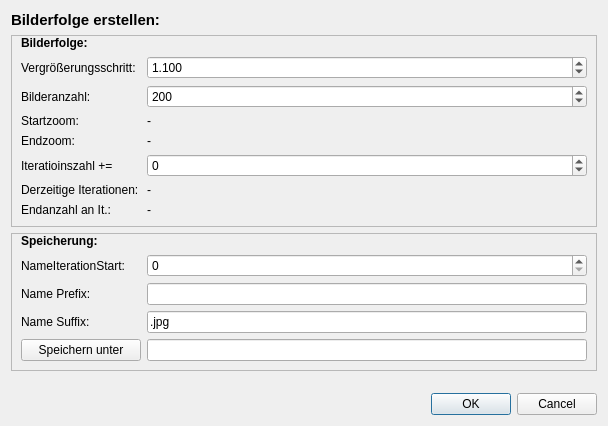
Old version of the form src/dialogimageserie.ui in the repository M4RKUS28/Fraktalgenerator.
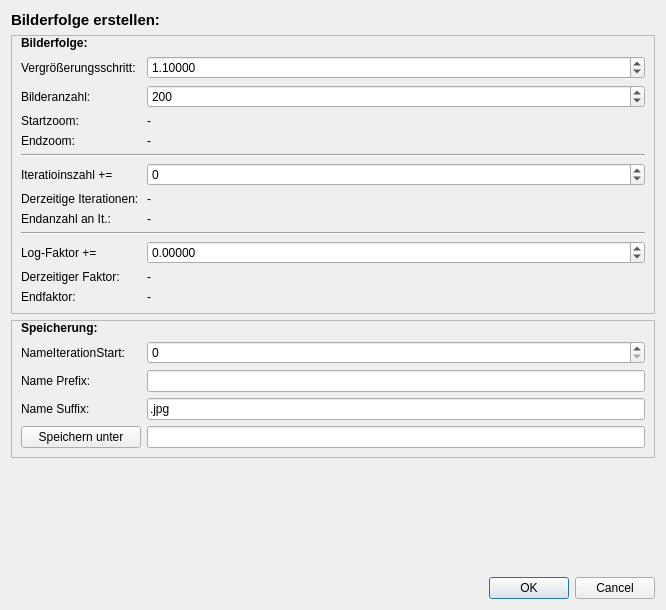
New version of the form.

Patch:
```diff
--- a/src/dialogimageserie.ui
+++ b/src/dialogimageserie.ui
@@ -6,8 +6,8 @@
    <rect>
     <x>0</x>
     <y>0</y>
-    <width>608</width>
-    <height>426</height>
+    <width>666</width>
+    <height>610</height>
    </rect>
   </property>
   <property name="windowTitle">
@@ -39,54 +39,33 @@
       <property name="topMargin">
        <number>0</number>
       </property>
-      <item row="0" column="0">
-       <widget class="QLabel" name="label_7">
-        <property name="font">
-         <font>
-          <bold>true</bold>
-         </font>
-        </property>
+      <item row="6" column="0">
+       <widget class="QLabel" name="label_11">
         <property name="text">
-         <string>Bilderfolge:</string>
+         <string>Iteratioinszahl +=</string>
         </property>
        </widget>
       </item>
-      <item row="1" column="0">
-       <widget class="QLabel" name="label_2">
-        <property name="minimumSize">
-         <size>
-          <width>120</width>
-          <height>0</height>
-         </size>
-        </property>
-        <property name="text">
-         <string>Vergrößerungsschritt:</string>
-        </property>
-       </widget>
-      </item>
-      <item row="1" column="1">
-       <widget class="QDoubleSpinBox" name="doubleSpinBoxZoomStep">
+      <item row="6" column="1">
+       <widget class="QSpinBox" name="spinBoxAddIt">
         <property name="sizePolicy">
          <sizepolicy hsizetype="Expanding" vsizetype="Fixed">
           <horstretch>0</horstretch>
           <verstretch>0</verstretch>
          </sizepolicy>
         </property>
-        <property name="decimals">
-         <number>3</number>
+        <property name="minimum">
+         <number>-9999</number>
         </property>
-        <property name="singleStep">
-         <double>0.100000000000000</double>
-        </property>
-        <property name="value">
-         <double>1.100000000000000</double>
+        <property name="maximum">
+         <number>99999</number>
         </property>
        </widget>
       </item>
-      <item row="2" column="0">
-       <widget class="QLabel" name="label_3">
+      <item row="11" column="0">
+       <widget class="QLabel" name="label_13">
         <property name="text">
-         <string>Bilderanzahl:</string>
+         <string>Derzeitiger Faktor:</string>
         </property>
        </widget>
       </item>
@@ -116,13 +95,27 @@
         </property>
        </widget>
       </item>
-      <item row="3" column="1">
-       <widget class="QLabel" name="label_startZoom">
+      <item row="4" column="1">
+       <widget class="QLabel" name="label_endZoom">
         <property name="text">
          <string>-</string>
         </property>
        </widget>
       </item>
+      <item row="8" column="1">
+       <widget class="QLabel" name="label_EndIt">
+        <property name="text">
+         <string>-</string>
+        </property>
+       </widget>
+      </item>
+      <item row="10" column="0">
+       <widget class="QLabel" name="label_12">
+        <property name="text">
+         <string>Log-Faktor +=</string>
+        </property>
+       </widget>
+      </item>
       <item row="4" column="0">
        <widget class="QLabel" name="label_10">
         <property name="text">
@@ -130,59 +123,128 @@
         </property>
        </widget>
       </item>
-      <item row="4" column="1">
-       <widget class="QLabel" name="label_endZoom">
-        <property name="text">
-         <string>-</string>
-        </property>
-       </widget>
-      </item>
-      <item row="5" column="0">
-       <widget class="QLabel" name="label_11">
-        <property name="text">
-         <string>Iteratioinszahl +=</string>
-        </property>
-       </widget>
-      </item>
-      <item row="5" column="1">
-       <widget class="QSpinBox" name="spinBoxAddIt">
+      <item row="1" column="1">
+       <widget class="QDoubleSpinBox" name="doubleSpinBoxZoomStep">
         <property name="sizePolicy">
          <sizepolicy hsizetype="Expanding" vsizetype="Fixed">
           <horstretch>0</horstretch>
           <verstretch>0</verstretch>
          </sizepolicy>
         </property>
-        <property name="minimum">
-         <number>-9999</number>
+        <property name="decimals">
+         <number>5</number>
         </property>
-        <property name="maximum">
-         <number>99999</number>
+        <property name="singleStep">
+         <double>0.100000000000000</double>
         </property>
+        <property name="value">
+         <double>1.100000000000000</double>
+        </property>
        </widget>
       </item>
-      <item row="6" column="0">
+      <item row="3" column="1">
+       <widget class="QLabel" name="label_startZoom">
+        <property name="text">
+         <string>-</string>
+        </property>
+       </widget>
+      </item>
+      <item row="5" column="0" colspan="2">
+       <widget class="Line" name="line">
+        <property name="orientation">
+         <enum>Qt::Horizontal</enum>
+        </property>
+       </widget>
+      </item>
+      <item row="0" column="0">
+       <widget class="QLabel" name="label_7">
+        <property name="font">
+         <font>
+          <bold>true</bold>
+         </font>
+        </property>
+        <property name="text">
+         <string>Bilderfolge:</string>
+        </property>
+       </widget>
+      </item>
+      <item row="9" column="0" colspan="2">
+       <widget class="Line" name="line_2">
+        <property name="orientation">
+         <enum>Qt::Horizontal</enum>
+        </property>
+       </widget>
+      </item>
+      <item row="7" column="0">
        <widget class="QLabel" name="label_14">
         <property name="text">
          <string>Derzeitige Iterationen:</string>
         </property>
        </widget>
       </item>
-      <item row="6" column="1">
+      <item row="7" column="1">
        <widget class="QLabel" name="label_StartIt">
         <property name="text">
          <string>-</string>
         </property>
        </widget>
       </item>
-      <item row="7" column="0">
+      <item row="2" column="0">
+       <widget class="QLabel" name="label_3">
+        <property name="text">
+         <string>Bilderanzahl:</string>
+        </property>
+       </widget>
+      </item>
+      <item row="8" column="0">
        <widget class="QLabel" name="label_15">
         <property name="text">
          <string>Endanzahl an It.:</string>
         </property>
        </widget>
       </item>
-      <item row="7" column="1">
-       <widget class="QLabel" name="label_EndIt">
+      <item row="1" column="0">
+       <widget class="QLabel" name="label_2">
+        <property name="minimumSize">
+         <size>
+          <width>120</width>
+          <height>0</height>
+         </size>
+        </property>
+        <property name="text">
+         <string>Vergrößerungsschritt:</string>
+        </property>
+       </widget>
+      </item>
+      <item row="12" column="0">
+       <widget class="QLabel" name="label_16">
+        <property name="text">
+         <string>Endfaktor:</string>
+        </property>
+       </widget>
+      </item>
+      <item row="10" column="1">
+       <widget class="QDoubleSpinBox" name="doubleSpinBox_add_log_fak">
+        <property name="decimals">
+         <number>5</number>
+        </property>
+        <property name="minimum">
+         <double>-999.999900000000025</double>
+        </property>
+        <property name="maximum">
+         <double>1000.000000000000000</double>
+        </property>
+       </widget>
+      </item>
+      <item row="11" column="1">
+       <widget class="QLabel" name="label_derzeit_fak">
+        <property name="text">
+         <string>-</string>
+        </property>
+       </widget>
+      </item>
+      <item row="12" column="1">
+       <widget class="QLabel" name="label_log_end_fak">
         <property name="text">
          <string>-</string>
         </property>
```
